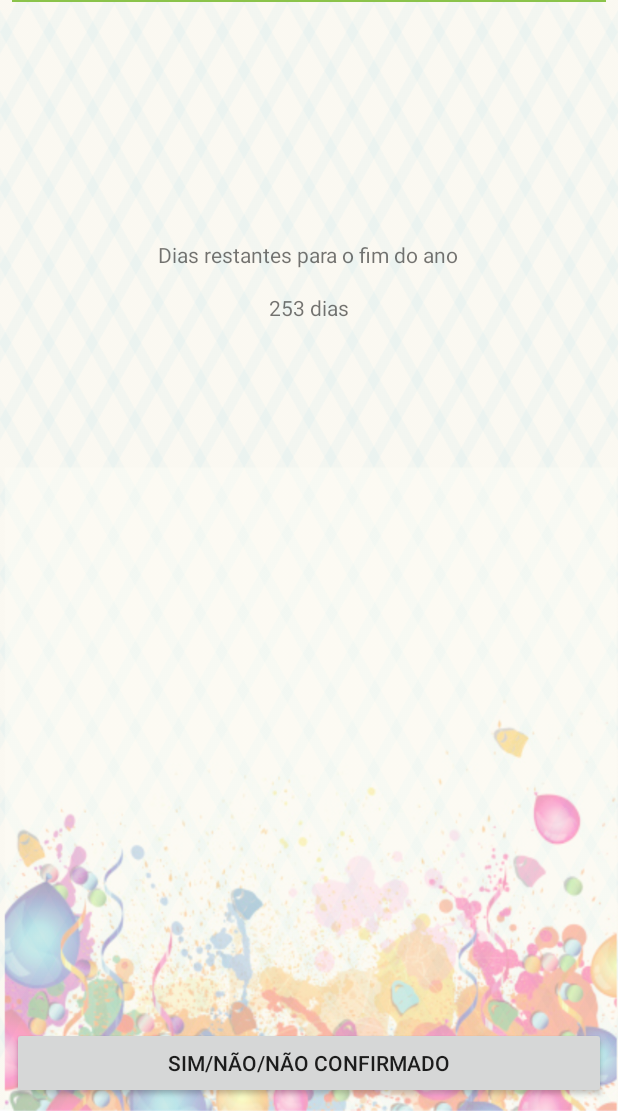
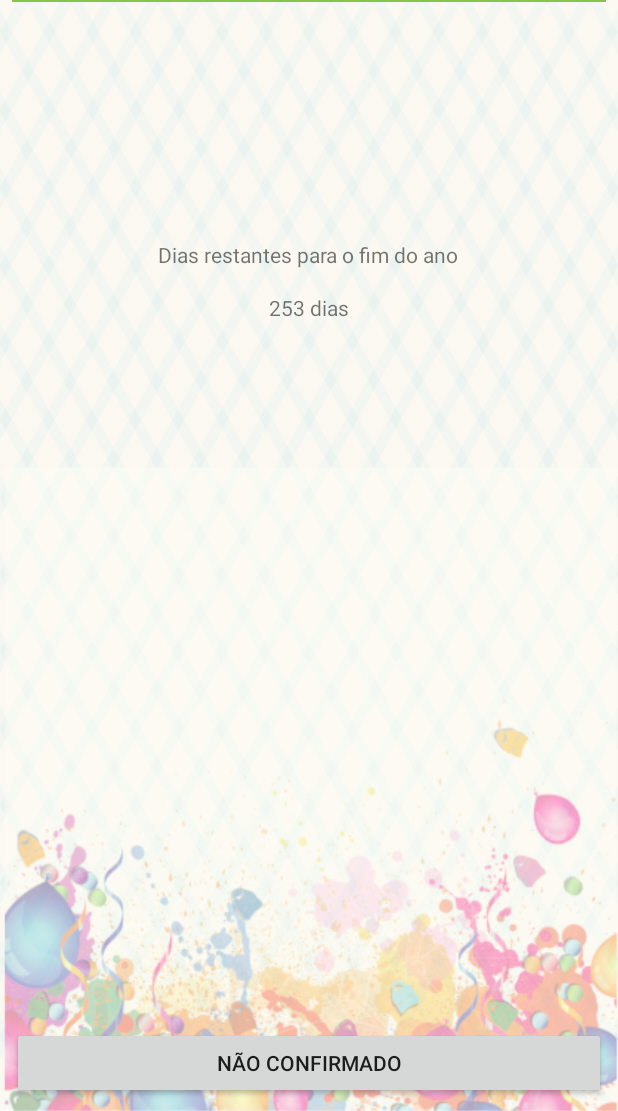
Before and after one commit to marcelocezario/Desenvolvedor-Android-Iniciante-Udemy-Android, an Android app: the screen it shows after launch (MainActivity), on a phone screen of 412 x 824 dp, the part 125-1236 px from its top. Run offline under Robolectric (Android 15) with nearby library versions, the phone set to English and light mode, and no system bars.

Commit message:
Adicionando verificação de confirmação de presença

```diff
--- a/FestaFimDeAno/app/src/main/java/br/com/marcelocezario/festafimdeano/view/DetailsActivity.java
+++ b/FestaFimDeAno/app/src/main/java/br/com/marcelocezario/festafimdeano/view/DetailsActivity.java
@@ -13,7 +13,7 @@ import br.com.marcelocezario.festafimdeano.data.SecurityPreferences;
 public class DetailsActivity extends AppCompatActivity implements View.OnClickListener {
 
     private ViewHolder mViewHolder = new ViewHolder();
-    private SecurityPreferences mSecurityPreferences = new SecurityPreferences();
+    private SecurityPreferences mSecurityPreferences;
 
     @Override
     protected void onCreate(Bundle savedInstanceState) {
--- a/FestaFimDeAno/app/src/main/java/br/com/marcelocezario/festafimdeano/view/MainActivity.java
+++ b/FestaFimDeAno/app/src/main/java/br/com/marcelocezario/festafimdeano/view/MainActivity.java
@@ -12,16 +12,21 @@ import java.text.SimpleDateFormat;
 import java.util.Calendar;
 
 import br.com.marcelocezario.festafimdeano.R;
+import br.com.marcelocezario.festafimdeano.constant.FimDeAnoConstants;
+import br.com.marcelocezario.festafimdeano.data.SecurityPreferences;
 
 public class MainActivity extends AppCompatActivity implements View.OnClickListener {
 
     private ViewHolder mViewHolder = new ViewHolder();
+    private SecurityPreferences mSecurityPreferences;
     private static SimpleDateFormat SIMPLE_DATE_FORMAT = new SimpleDateFormat("dd/MM/yyyy");
 
     @Override
     protected void onCreate(Bundle savedInstanceState) {
         super.onCreate(savedInstanceState);
         setContentView(R.layout.activity_main);
+
+        this.mSecurityPreferences = new SecurityPreferences(this);
 
         this.mViewHolder.textToday = findViewById(R.id.text_today);
         this.mViewHolder.textDaysLeft = findViewById(R.id.text_days_left);
@@ -32,6 +37,20 @@ public class MainActivity extends AppCompatActivity implements View.OnClickListe
         this.mViewHolder.textToday.setText(SIMPLE_DATE_FORMAT.format(Calendar.getInstance().getTime()));
         String daysLeft = String.format("%s %s", String.valueOf(this.getDaysLeft()), getString(R.string.dias));
         this.mViewHolder.textDaysLeft.setText(daysLeft);
+
+        this.verifyPresence();
+    }
+
+    private void verifyPresence() {
+        // não confirmado, sim, não
+        String presence = this.mSecurityPreferences.getStoredString(FimDeAnoConstants.PRESENCE_KEY);
+        if (presence.equals("")) {
+            this.mViewHolder.buttonConfirm.setText(getString(R.string.nao_confirmado));
+        } else if (presence.equals(FimDeAnoConstants.CONFIRMATION_YES)) {
+            this.mViewHolder.buttonConfirm.setText((getString(R.string.sim)));
+        } else {
+            this.mViewHolder.buttonConfirm.setText((getString(R.string.nao)));
+        }
     }
 
     @Override
--- a/FestaFimDeAno/app/src/main/res/values/strings.xml
+++ b/FestaFimDeAno/app/src/main/res/values/strings.xml
@@ -3,4 +3,7 @@
     <string name="dias_restantes_para_o_fim_do_ano">Dias restantes para o fim do ano</string>
     <string name="voce_vai_participar">Você vai participar?</string>
     <string name="dias">dias</string>
+    <string name="nao_confirmado">Não confirmado</string>
+    <string name="sim">Sim</string>
+    <string name="nao">Não</string>
 </resources>
```
